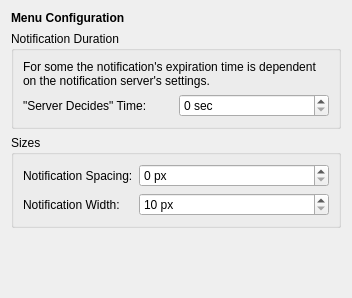
lxqt/lxqt-notificationd, file config/advancedsettings.ui: the form before one commit.
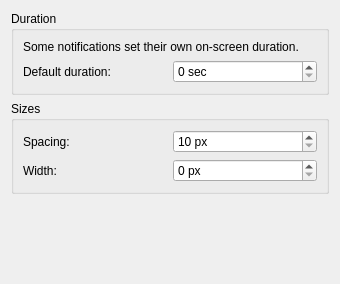
The form after the commit.

Commit message: Style fixes to the advanced config

The edit to the form file:
```diff
--- a/config/advancedsettings.ui
+++ b/config/advancedsettings.ui
@@ -6,34 +6,72 @@
    <rect>
     <x>0</x>
     <y>0</y>
-    <width>352</width>
-    <height>298</height>
+    <width>340</width>
+    <height>284</height>
    </rect>
   </property>
   <layout class="QGridLayout" name="gridLayout_2">
-   <item row="0" column="0">
-    <widget class="QLabel" name="label">
-     <property name="font">
-      <font>
-       <weight>75</weight>
-       <bold>true</bold>
-      </font>
+   <item row="1" column="0" rowspan="2" colspan="2">
+    <widget class="QGroupBox" name="groupBox">
+     <property name="title">
+      <string>Sizes</string>
      </property>
-     <property name="text">
-      <string>Menu Configuration</string>
-     </property>
+     <layout class="QVBoxLayout" name="verticalLayout">
+      <item>
+       <layout class="QHBoxLayout" name="horizontalLayout_4">
+        <item>
+         <widget class="QLabel" name="spacingLabel">
+          <property name="text">
+           <string>Spacing:</string>
+          </property>
+         </widget>
+        </item>
+        <item>
+         <widget class="QSpinBox" name="widthBox">
+          <property name="suffix">
+           <string> px</string>
+          </property>
+          <property name="minimum">
+           <number>10</number>
+          </property>
+          <property name="maximum">
+           <number>2000</number>
+          </property>
+         </widget>
+        </item>
+       </layout>
+      </item>
+      <item>
+       <layout class="QHBoxLayout" name="horizontalLayout_3">
+        <item>
+         <widget class="QLabel" name="widthLabel">
+          <property name="text">
+           <string>Width:</string>
+          </property>
+         </widget>
+        </item>
+        <item>
+         <widget class="QSpinBox" name="spacingBox">
+          <property name="suffix">
+           <string> px</string>
+          </property>
+         </widget>
+        </item>
+       </layout>
+      </item>
+     </layout>
     </widget>
    </item>
-   <item row="1" column="0" colspan="2">
+   <item row="0" column="0" colspan="2">
     <widget class="QGroupBox" name="groupBox_2">
      <property name="title">
-      <string>Notification Duration</string>
+      <string>Duration</string>
      </property>
      <layout class="QGridLayout" name="gridLayout">
       <item row="0" column="0">
        <widget class="QLabel" name="label_3">
         <property name="text">
-         <string>For some the notification's expiration time is dependent on the notification server's settings.</string>
+         <string>Some notifications set their own on-screen duration.</string>
         </property>
         <property name="wordWrap">
          <bool>true</bool>
@@ -45,7 +83,7 @@
         <item>
          <widget class="QLabel" name="label_2">
           <property name="text">
-           <string>&quot;Server Decides&quot; Time:</string>
+           <string>Default duration:</string>
           </property>
          </widget>
         </item>
@@ -61,50 +99,7 @@
      </layout>
     </widget>
    </item>
-   <item row="2" column="0" colspan="2">
-    <widget class="QGroupBox" name="groupBox">
-     <property name="title">
-      <string>Sizes</string>
-     </property>
-     <layout class="QFormLayout" name="formLayout">
-      <item row="0" column="0">
-       <widget class="QLabel" name="label_4">
-        <property name="text">
-         <string>Notification Spacing:</string>
-        </property>
-       </widget>
-      </item>
-      <item row="0" column="1">
-       <widget class="QSpinBox" name="spacingBox">
-        <property name="suffix">
-         <string> px</string>
-        </property>
-       </widget>
-      </item>
-      <item row="1" column="0">
-       <widget class="QLabel" name="label_5">
-        <property name="text">
-         <string>Notification Width:</string>
-        </property>
-       </widget>
-      </item>
-      <item row="1" column="1">
-       <widget class="QSpinBox" name="widthBox">
-        <property name="suffix">
-         <string> px</string>
-        </property>
-        <property name="minimum">
-         <number>10</number>
-        </property>
-        <property name="maximum">
-         <number>2000</number>
-        </property>
-       </widget>
-      </item>
-     </layout>
-    </widget>
-   </item>
-   <item row="3" column="1">
+   <item row="3" column="0" colspan="2">
     <spacer name="verticalSpacer">
      <property name="orientation">
       <enum>Qt::Vertical</enum>
```
Left out of the diff: 2 changed lines with no effect on the pictures.
